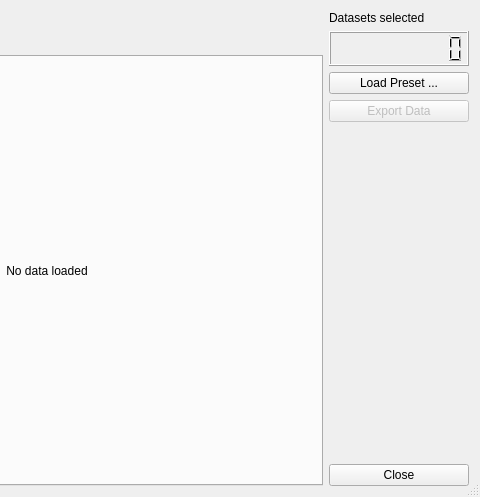
Before: the Qt Designer form app/gui/base.ui in petres/eurostat, drawn with Qt 5; both pictures show x 576 to 1056 and y 0 to 497 of the 1056 by 497 pixel window.
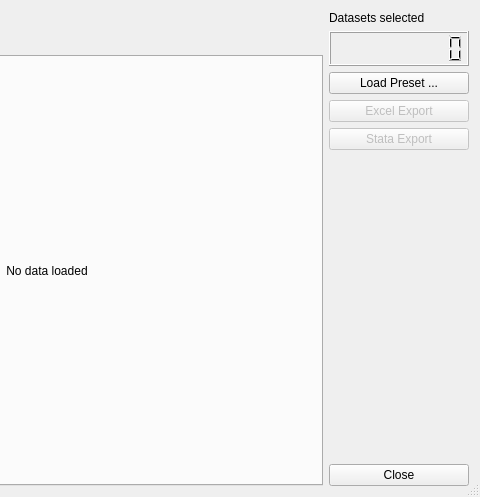
After: the same form once the commit is applied.

Commit message: stata export option

The edit to the form file:
```diff
--- a/app/gui/base.ui
+++ b/app/gui/base.ui
@@ -16,9 +16,7 @@
   <property name="sizeGripEnabled">
    <bool>true</bool>
   </property>
-  <layout class="QVBoxLayout" name="verticalLayout">
-   <item>
-    <layout class="QHBoxLayout" name="baseLayout">
+  <layout class="QHBoxLayout" name="horizontalLayout">
      <item>
       <widget class="QGroupBox" name="databasesGroupBox">
        <property name="maximumSize">
@@ -184,7 +182,7 @@
       </layout>
      </item>
      <item>
-      <layout class="QVBoxLayout" name="rightLayout">
+    <layout class="QVBoxLayout" name="verticalLayout">
        <item>
         <widget class="QLabel" name="selectedLabel">
          <property name="text">
@@ -219,12 +217,22 @@
         </widget>
        </item>
        <item>
-        <widget class="QPushButton" name="exportButton">
+      <widget class="QPushButton" name="excelExportButton">
          <property name="enabled">
           <bool>false</bool>
          </property>
          <property name="text">
-          <string>Export Data</string>
+        <string>Excel Export</string>
+       </property>
+      </widget>
+     </item>
+     <item>
+      <widget class="QPushButton" name="stataExportButton">
+       <property name="enabled">
+        <bool>false</bool>
+       </property>
+       <property name="text">
+        <string>Stata Export</string>
          </property>
         </widget>
        </item>
@@ -278,8 +286,6 @@
       </layout>
      </item>
     </layout>
-   </item>
-  </layout>
  </widget>
  <tabstops>
   <tabstop>loadButton</tabstop>
```
Left out of the diff: 2 changed lines with no effect on the pictures. Lines whose indentation alone changed are shown as unchanged. The commit also changes 9 other files.
